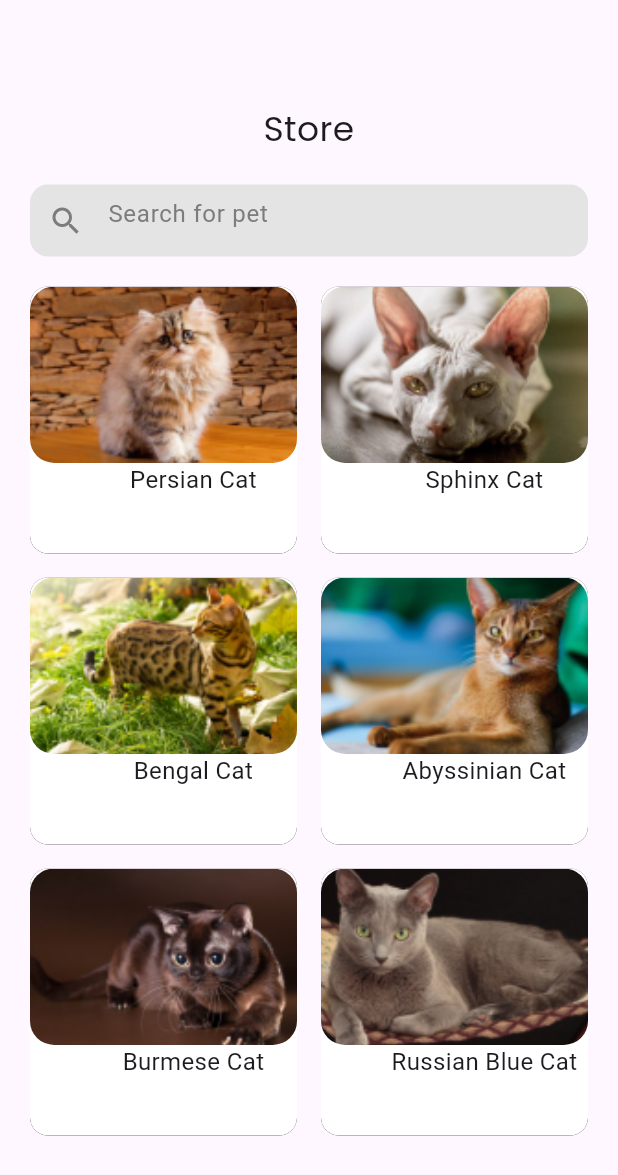
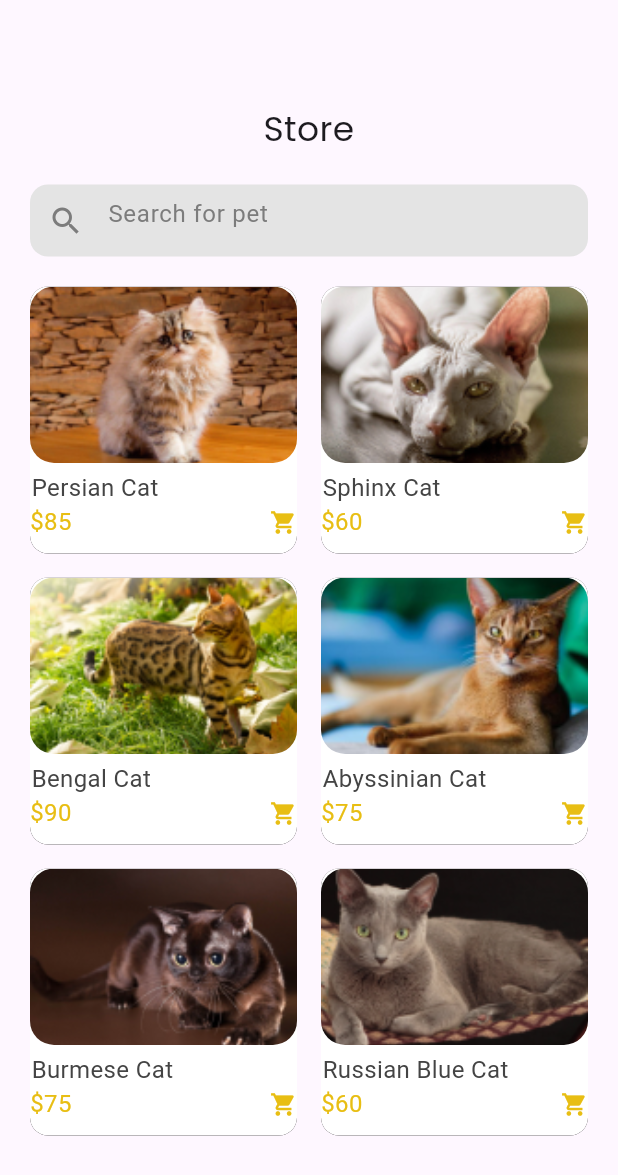
Before and after one commit to isiisiisi/pet_shop_app, a Flutter app: the CatalogScreen screen opened directly, on a phone screen of 412 x 824 dp. Shown: the top 1175 px of the screen. Run offline on Flutter 3.47's test engine with Material 3 defaults, Android fonts, the phone set to English and light mode, and no system bars; our stand-ins replace google_fonts.

Commit message:
added details, fixed run time errors in catalog

```diff
--- a/lib/catalog_screen.dart
+++ b/lib/catalog_screen.dart
@@ -65,8 +65,8 @@ class CatalogScreen extends StatelessWidget {
                   imagePath: value.shopPets[index][2],
                   color: value.shopPets[index][3],
                   onTap: () {
-                    Navigator.of(context).push(
-                        MaterialPageRoute(builder: (_) => const DetailsScreen()));
+                    Navigator.of(context).push(MaterialPageRoute(
+                        builder: (_) => const DetailsScreen()));
                   },
                 );
               },
--- a/lib/components/pet_tile.dart
+++ b/lib/components/pet_tile.dart
@@ -1,4 +1,5 @@
 import 'package:flutter/material.dart';
+import 'package:flutter/widgets.dart';
 
 class PetTile extends StatelessWidget {
   final String petBreed;
@@ -49,15 +50,27 @@ class PetTile extends StatelessWidget {
                   ),
                 ),
                 Padding(
-                  padding: const EdgeInsets.only(left: 40.0),
+                  padding: const EdgeInsets.only(left: 1.0, top: 5.0),
                   child: Text(
                     petBreed,
-                    textAlign: TextAlign.center,
-                    style: const TextStyle(fontSize: 16),
+                    textAlign: TextAlign.left,
+                    style: const TextStyle(fontSize: 16, color: Color.fromARGB(255, 68, 68, 68)),
                   ),
                 ),
-                Padding(
-                  padding: const EdgeInsets.all(8.0),
+                  Row(
+                  mainAxisAlignment: MainAxisAlignment.spaceBetween,
+                  children: [
+                    Text(
+                      petPrice,
+                      textAlign: TextAlign.left,
+                      style: const TextStyle(fontSize: 16, color: Color(0xFFE8BE13)),
+                    ),
+                    const Icon(
+                      Icons.shopping_cart,
+                      size: 18,
+                      color: Color(0xFFE8BE13),
+                    ),
+                  ],
                 ),
               ],
             ),
--- a/lib/model/cart_model.dart
+++ b/lib/model/cart_model.dart
@@ -4,12 +4,12 @@ class CartModel extends ChangeNotifier {
   //pet list
   final List _shopPets = [
     // petBreed, petPrice, imagePath, color
-    ["Persian Cat", "85", "assets/images/prussiancat.png", Colors.white],
-    ["Sphinx Cat", "60", "assets/images/sphinxcat.png", Colors.white],
-    ["Bengal Cat", "90", "assets/images/bengalcat.png", Colors.white],
-    ["Abyssinian Cat", "75", "assets/images/abyssiniancat.png", Colors.white],
-    ["Burmese Cat", "75", "assets/images/burmesecat.png", Colors.white],
-    ["Russian Blue Cat","60","assets/images/russianbluecat.png",Colors.white],
+    ["Persian Cat", r"$85", "assets/images/prussiancat.png", Colors.white],
+    ["Sphinx Cat", r"$60", "assets/images/sphinxcat.png", Colors.white],
+    ["Bengal Cat", r"$90", "assets/images/bengalcat.png", Colors.white],
+    ["Abyssinian Cat", r"$75", "assets/images/abyssiniancat.png", Colors.white],
+    ["Burmese Cat", r"$75", "assets/images/burmesecat.png", Colors.white],
+    ["Russian Blue Cat",r"$60","assets/images/russianbluecat.png",Colors.white],
   ];
 
   get shopPets => _shopPets;
```
